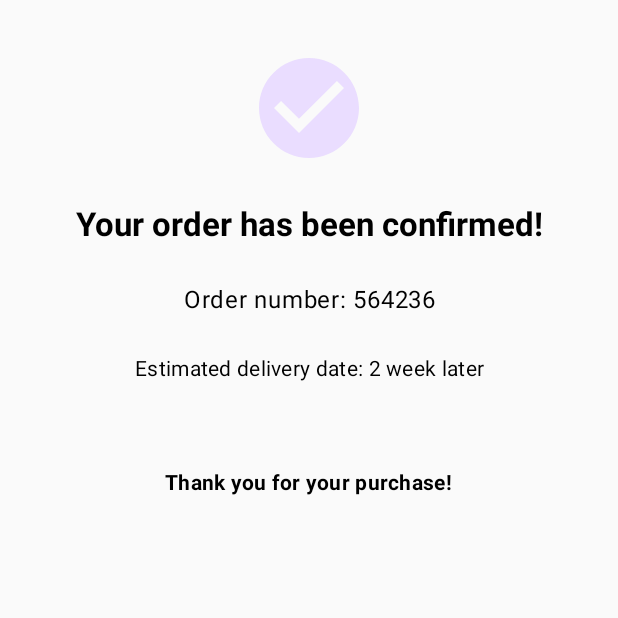
After one commit to liqiui/Giftcard, an Android app built with Jetpack Compose: the ConfirmationScreen screen opened through its navigation route, on a phone screen of 412 x 824 dp, the top half of it. The commit adds this screen. Run offline under Robolectric (Android 15) with nearby library versions, the phone set to English and light mode, and no system bars.

Commit message:
click `buy now` button, confirmation information shows.  clicks `add to cart` button,added into the cart and  checkout

```diff
--- a/app/src/main/java/com/example/giftcard/MainActivity.kt
+++ b/app/src/main/java/com/example/giftcard/MainActivity.kt
@@ -7,9 +7,7 @@ import androidx.lifecycle.viewmodel.compose.viewModel
 import androidx.navigation.compose.NavHost
 import androidx.navigation.compose.composable
 import androidx.navigation.compose.rememberNavController
-import com.example.giftcard.ui.GiftCardDetailScreen
-import com.example.giftcard.ui.GiftCardsList
-import com.example.giftcard.ui.GiftCardsViewModel
+import com.example.giftcard.ui.*
 import com.example.giftcard.ui.login.ScreenLogin
 
 class MainActivity : ComponentActivity() {
@@ -38,6 +36,12 @@ class MainActivity : ComponentActivity() {
                         GiftCardDetailScreen(giftCardId,navController)
                     }
                 }
+                composable("confirmation") {
+                    ConfirmationScreen()
+                }
+                composable("cart") {
+                    val cartViewModel = viewModel<CartViewModel>()
+                    CartScreen(cartViewModel, navController) }
             }
         }
     }
--- /dev/null
+++ b/app/src/main/java/com/example/giftcard/ui/ConfirmationScreen.kt
@@ -0,0 +1,57 @@
+package com.example.giftcard.ui
+
+import androidx.compose.foundation.Image
+import androidx.compose.foundation.layout.*
+import androidx.compose.material3.MaterialTheme
+import androidx.compose.material3.Text
+import androidx.compose.runtime.Composable
+import androidx.compose.ui.Alignment
+import androidx.compose.ui.Modifier
+import androidx.compose.ui.graphics.ColorFilter
+import androidx.compose.ui.res.painterResource
+import androidx.compose.ui.text.font.FontWeight
+import androidx.compose.ui.text.style.TextAlign
+import androidx.compose.ui.unit.dp
+import com.example.giftcard.R
+
+@Composable
+fun ConfirmationScreen() {
+    val orderNumber = (100000..999999).random().toString()
+
+    Column(
+        modifier = Modifier
+            .fillMaxSize()
+            .padding(horizontal = 16.dp, vertical = 32.dp),
+        horizontalAlignment = Alignment.CenterHorizontally,
+        verticalArrangement = Arrangement.spacedBy(24.dp)
+    ) {
+        Image(
+            painter = painterResource(id = R.drawable.ic_check_circle),
+            contentDescription = null,
+            modifier = Modifier.size(80.dp),
+            colorFilter = ColorFilter.tint(MaterialTheme.colorScheme.primaryContainer)
+        )
+        Text(
+            text = "Your order has been confirmed!",
+            style = MaterialTheme.typography.titleLarge,
+            fontWeight = FontWeight.Bold,
+            textAlign = TextAlign.Center
+        )
+        Text(
+            text = "Order number: $orderNumber",
+            style = MaterialTheme.typography.bodyLarge,
+            textAlign = TextAlign.Center
+        )
+        Text(
+            text = "Estimated delivery date: 2 week later",
+            style = MaterialTheme.typography.bodyMedium,
+            textAlign = TextAlign.Center
+        )
+        Text(
+            text = "Thank you for your purchase!",
+            style = MaterialTheme.typography.bodyMedium,
+            fontWeight = FontWeight.Bold,
+            modifier = Modifier.padding(vertical = 32.dp)
+        )
+    }
+}
--- a/app/src/main/java/com/example/giftcard/ui/GiftCardDetailScreen.kt
+++ b/app/src/main/java/com/example/giftcard/ui/GiftCardDetailScreen.kt
@@ -116,6 +116,8 @@ fun GiftCardDetailScreen(giftCardId: String, navController: NavHostController) {
         item {
             Button(
                 onClick = {
+                    viewModel.addToCart(giftCard, selectedDenominationIndex.value)
+                    navController.navigate("cart")
                 },
                 modifier = Modifier
                     .fillMaxWidth()
--- a/app/src/main/java/com/example/giftcard/ui/GiftCardListFragment.kt
+++ b/app/src/main/java/com/example/giftcard/ui/GiftCardListFragment.kt
@@ -30,7 +30,7 @@ fun GiftCardsList(
         items(giftCards) { giftCard ->
             GiftCardItem(
                 giftCard = giftCard,
-                onClick = {onGiftCardSelected(giftCard)},//// navController.navigate("giftCardDetail/${giftCard.id}")
+                onClick = {onGiftCardSelected(giftCard)},
                 navController = navController
             )
             Divider()
--- a/app/src/main/java/com/example/giftcard/ui/login/LoginFragment.kt
+++ b/app/src/main/java/com/example/giftcard/ui/login/LoginFragment.kt
@@ -106,7 +106,6 @@ fun ScreenLogin(onSubmit: () -> Unit) {
             ),
             keyboardActions = KeyboardActions {
                 keyboardController?.hide() // Hide keyboard when "Done" is pressed
-                viewModel.onEvent(RegistrationFormEvent.Submit)
             }
         )
         viewModel.state.passwordError?.let {
@@ -123,7 +122,6 @@ fun ScreenLogin(onSubmit: () -> Unit) {
         Button(
             onClick = {
                 viewModel.onEvent(RegistrationFormEvent.Submit)
-//                onSubmit()
             },
             modifier = Modifier
                 .height(55.dp)
--- /dev/null
+++ b/app/src/main/res/drawable/ic_check_circle.xml
@@ -0,0 +1,9 @@
+<vector xmlns:android="http://schemas.android.com/apk/res/android"
+    android:width="24dp"
+    android:height="24dp"
+    android:viewportWidth="24.0"
+    android:viewportHeight="24.0">
+    <path
+        android:fillColor="#FF009688"
+        android:pathData="M12 2C6.48 2 2 6.48 2 12s4.48 10 10 10 10,-4.48 10,-10S17.52 2 12 2zm-2 15l-5,-5 1.41,-1.41L10 14.17l7.59,-7.59L19 8l-9 9z"/>
+</vector>
```
Also changed, not shown: app/src/main/java/com/example/giftcard/repository/CartRepository.kt (added, +36 -0 lines), app/src/main/java/com/example/giftcard/ui/CartScreen.kt (added, +104 -0 lines), app/src/main/java/com/example/giftcard/ui/CartViewModel.kt (added, +20 -0 lines), app/src/main/java/com/example/giftcard/ui/GiftCardDetailViewModel.kt (+8 -0 lines).
